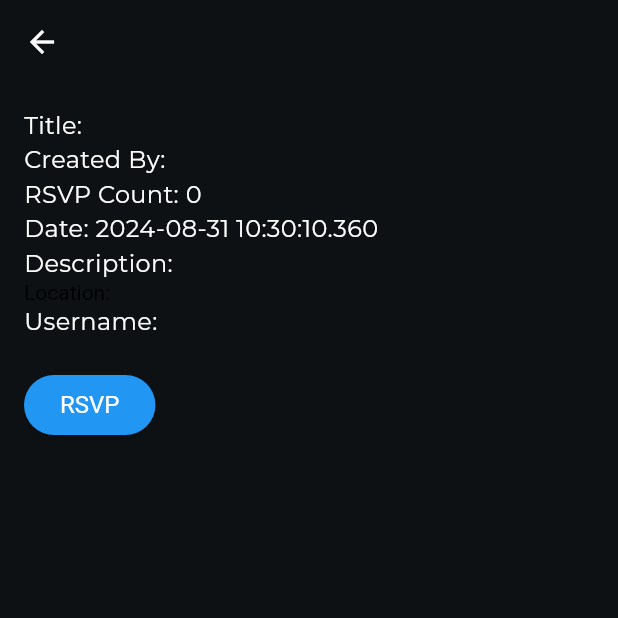
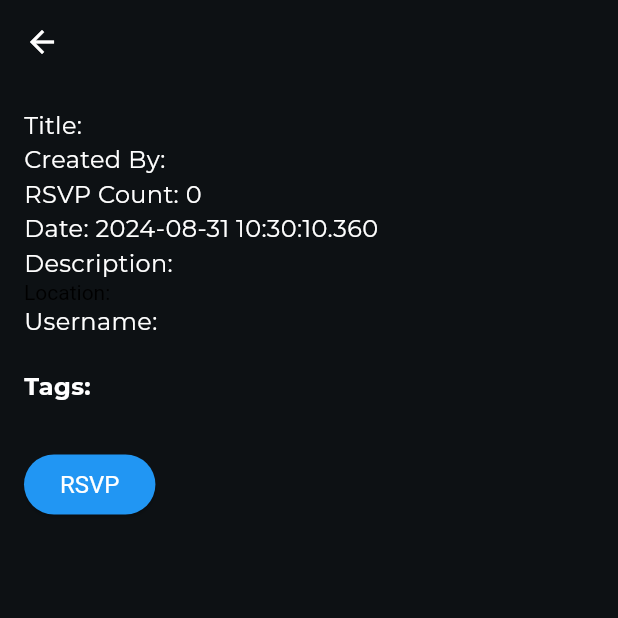
Before and after one commit to PartthK/Purdue-Social-Media-App, a Flutter app: the EventDetailScreen screen opened directly with empty values, on a phone screen of 412 x 824 dp, the top half of it. Run offline on Flutter 3.47's test engine with Material 3 defaults, Android fonts, the phone set to English and light mode, and no system bars; our stand-ins replace cloud_firestore, firebase_auth, firebase_core, firebase_messaging, firebase_storage, google_fonts and 3 more; accounts and stored records are empty.

Commit message:
EventTags implemented Mark-2

```diff
--- a/lib/event_detail_screen.dart
+++ b/lib/event_detail_screen.dart
@@ -101,6 +101,19 @@ class _EventDetailScreenState extends State<EventDetailScreen> {
                 ),
               ),
             SizedBox(height: 20),
+            Text('Tags:', style: TextStyle(fontWeight: FontWeight.bold)),
+            SizedBox(height: 10),
+            Wrap(
+              spacing: 8.0,
+              runSpacing: 4.0,
+              children: widget.event.tags.map((tag) {
+                return Chip(
+                  label: Text(tag),
+                  backgroundColor: Colors.blue.shade100,
+                );
+              }).toList(),
+            ),
+            SizedBox(height: 20),
             if (!_hasRSVPed)
               ElevatedButton(
                 onPressed: () => _incrementRSVPCount(widget.event.documentId),
--- a/lib/event_model.dart
+++ b/lib/event_model.dart
@@ -10,6 +10,7 @@ class Event {
   final String locationMap;
   final String title;
   final String username;
+  final List<String> tags; // Add this field
 
   Event({
     required this.documentId,
@@ -21,6 +22,7 @@ class Event {
     required this.locationMap,
     required this.title,
     required this.username,
+    required this.tags, // Add this to the constructor
   });
 
   factory Event.fromJson(String id, Map<String, dynamic> json) {
@@ -34,6 +36,7 @@ class Event {
       locationMap: json['locationMap'] ?? '',
       title: json['title'] ?? '',
       username: json['username'] ?? '',
+      tags: List<String>.from(json['tags'] ?? []), // Deserialize tags
     );
   }
 
@@ -47,6 +50,7 @@ class Event {
       'locationMap': locationMap,
       'title': title,
       'username': username,
+      'tags': tags, // Serialize tags
     };
   }
 }
--- a/lib/event_screen.dart
+++ b/lib/event_screen.dart
@@ -71,7 +71,7 @@ class _EventScreenState extends State<EventScreen> {
             ),
           ),
           Expanded(
-            child: StreamBuilder(
+            child: StreamBuilder<QuerySnapshot>(
               stream: FirebaseFirestore.instance
                   .collection('events')
                   .where('date', isGreaterThanOrEqualTo: Timestamp.now())
```
Also changed, not shown: lib/home_screen.dart (+38 -0 lines).
